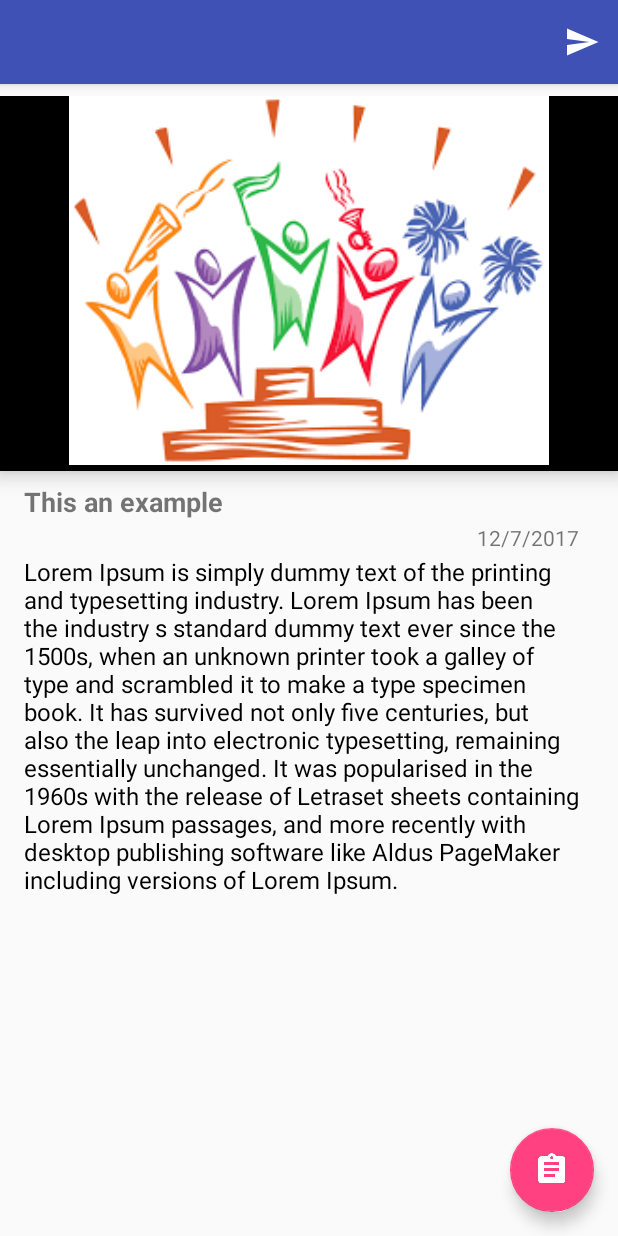
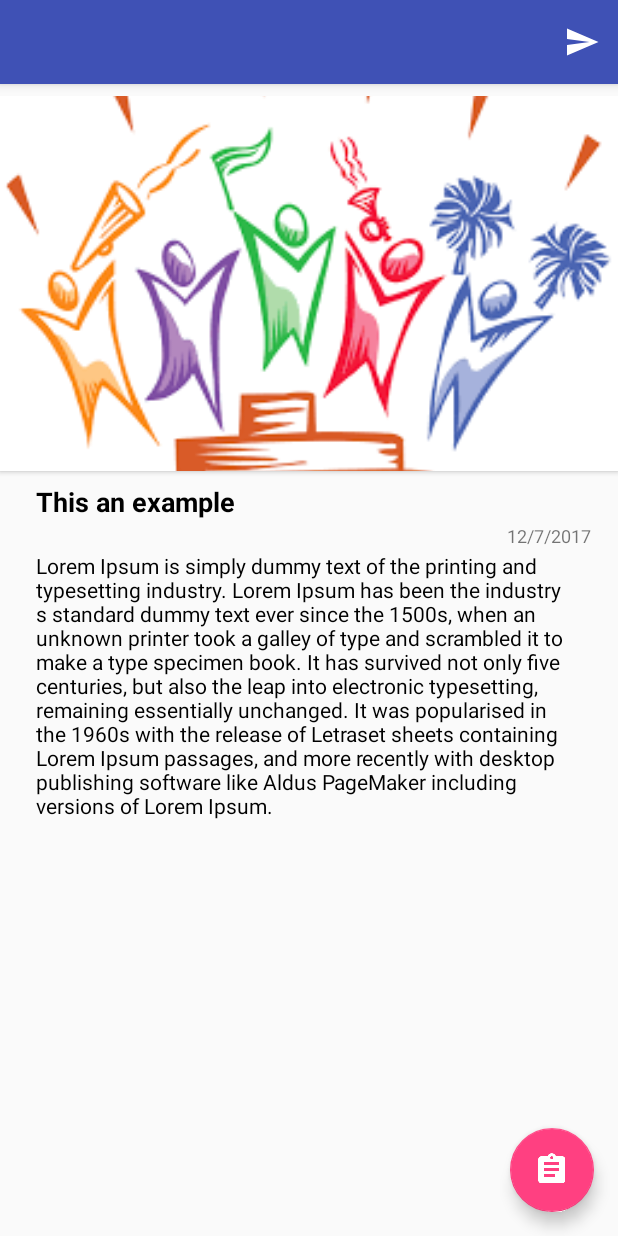
Before and after one commit to CSI-KJSCE/CSI-KJSCEOfficial, an Android app: the layout activity_event_details.xml on its own in the app's theme, with its tools: preview values and no code run, on a phone screen of 412 x 824 dp. Run offline under Robolectric (Android 15) with nearby library versions, the phone set to English and light mode, and no system bars.

Commit message:
Styles.xml defined

```diff
--- a/app/src/main/java/org/csikjsce/csi_kjsceofficial/FeedbackFragment.java
+++ b/app/src/main/java/org/csikjsce/csi_kjsceofficial/AboutUsFragment.java
@@ -19,7 +19,7 @@ import org.json.JSONObject;
 
 import java.util.ArrayList;
 
-public class FeedbackFragment extends Fragment {
+public class AboutUsFragment extends Fragment {
 
 
     private View view ;
@@ -27,6 +27,7 @@ public class FeedbackFragment extends Fragment {
     @Override
     public View onCreateView(LayoutInflater inflater, @Nullable ViewGroup container, @Nullable Bundle savedInstanceState) {
         view= inflater.inflate(R.layout.fragment_feedback, container, false);
+            ((MainActivity)getActivity()).setActionBarTitle("About Us");
         return view;
     }
 
--- a/app/src/main/java/org/csikjsce/csi_kjsceofficial/MainActivity.java
+++ b/app/src/main/java/org/csikjsce/csi_kjsceofficial/MainActivity.java
@@ -51,6 +51,9 @@ public class MainActivity extends AppCompatActivity
 
 
     }
+    public void setActionBarTitle(String st){
+        getSupportActionBar().setTitle(st);
+    }
     //The back press exit
     boolean doubleBackToExitPressedOnce=false;
     @Override
@@ -95,7 +98,7 @@ public class MainActivity extends AppCompatActivity
                 frag =new CouncilDetailsFragment();
                 break;
             case R.id.nav_feedback:
-                frag= new FeedbackFragment();
+                frag= new AboutUsFragment();
                 break;
         }
 
--- a/app/src/main/res/layout/activity_event_details.xml
+++ b/app/src/main/res/layout/activity_event_details.xml
@@ -18,6 +18,7 @@
             android:layout_width="match_parent"
             android:layout_height="?attr/actionBarSize"
             android:background="?attr/colorPrimary"
+            app:titleTextColor="#fff"
             app:popupTheme="@style/AppTheme.PopupOverlay"
             app:menu="@menu/activity_eventdetail_menu"
             />
--- a/app/src/main/res/layout/content_event_details.xml
+++ b/app/src/main/res/layout/content_event_details.xml
@@ -12,8 +12,6 @@
     <ScrollView
         android:layout_width="match_parent"
         android:layout_height="wrap_content"
-        tools:layout_editor_absoluteY="0dp"
-        tools:layout_editor_absoluteX="8dp"
         android:id="@+id/scrollView2">
 
         <LinearLayout
@@ -21,7 +19,6 @@
             android:layout_height="495dp"
             android:orientation="vertical"
             android:paddingBottom="4dp"
-
             app:layout_constraintLeft_toLeftOf="parent"
             app:layout_constraintTop_toTopOf="parent"
             android:layout_marginTop="8dp"
@@ -32,9 +29,9 @@
                 android:layout_width="match_parent"
                 android:layout_height="250dp"
                 android:background="#000"
-                android:elevation="8dp"
+                android:elevation="2dp"
                 android:paddingBottom="4dp"
-
+                android:scaleType="centerCrop"
                 android:src="@drawable/handover" />
             <LinearLayout
                 android:orientation="vertical"
@@ -43,32 +40,21 @@
                 >
                 <TextView
                     android:id="@+id/eventhead_textview"
-                    android:layout_width="match_parent"
-                    android:layout_height="wrap_content"
+                    style="@style/text_preview"
                     android:paddingTop="8dp"
                     android:text="This an example"
                     android:textSize="18dp"
                     android:textStyle="bold" />
-
                 <TextView
                     android:id="@+id/eventdate_textview"
-                    android:layout_width="match_parent"
-                    android:layout_height="wrap_content"
+                    style="@style/date_view"
                     android:gravity="right"
                     android:padding="2dp"
                     android:text="12/7/2017" />
-
                 <TextView
-
                     android:id="@+id/eventdetails_textview"
-                    android:layout_width="match_parent"
-                    android:layout_height="wrap_content"
-                    android:gravity="center_vertical"
-                    android:paddingBottom="24dp"
-                    android:text="@string/holdertext"
-                    android:textColor="#000000"
-                    android:textSize="@dimen/fab_margin" />
-
+                    style="@style/text_preview"
+                    android:text="@string/holdertext" />
 
             </LinearLayout>
 
--- a/app/src/main/res/layout/council_details_fragment.xml
+++ b/app/src/main/res/layout/council_details_fragment.xml
@@ -1,14 +1,17 @@
 <?xml version="1.0" encoding="utf-8"?>
 <LinearLayout xmlns:android="http://schemas.android.com/apk/res/android"
     xmlns:app="http://schemas.android.com/apk/res-auto"
+
     android:layout_width="match_parent"
     android:layout_height="match_parent">
+
 
 
     <android.support.v7.widget.RecyclerView
         android:id="@+id/council_members_listingsview"
         android:layout_width="match_parent"
-        android:layout_height="wrap_content">
+        android:layout_height="wrap_content"
+        >
 
         </android.support.v7.widget.RecyclerView>
 
--- a/app/src/main/res/layout/swiper_layout.xml
+++ b/app/src/main/res/layout/swiper_layout.xml
@@ -7,10 +7,9 @@
 
 
     <ImageView
-        android:layout_marginTop="16dp"
         android:id="@+id/swiper_imageview"
         android:layout_width="match_parent"
-        android:layout_height="wrap_content"
+        android:layout_height="260dp"
         android:adjustViewBounds="false"
         android:scaleType="center"
          />
--- a/app/src/main/res/layout/toolbar.xml
+++ b/app/src/main/res/layout/toolbar.xml
@@ -2,7 +2,8 @@
 
 <android.support.v7.widget.Toolbar android:id="@+id/toolbar"
     android:layout_width="match_parent"
-    android:elevation="12dp"
+    android:elevation="8dp"
+    app:titleTextColor="#fff"
     android:layout_height="?attr/actionBarSize"
     android:background="?attr/colorPrimary"
     app:popupTheme="@style/AppTheme.PopupOverlay"
--- a/app/src/main/res/values/styles.xml
+++ b/app/src/main/res/values/styles.xml
@@ -26,11 +26,8 @@
         <item name="android:layout_height">wrap_content</item>
         <item name="android:textSize">18dp</item>
         <item name="android:paddingTop">8dp</item>
-        <item name="android:paddingBottom">4dp</item>
         <item name="android:paddingLeft">8dp</item>
         <item name="android:paddingRight">8dp</item>
-        <item name="android:gravity">start|center_vertical</item>
-        <item name="android:textColor">?attr/android:textColor</item>
     </style>
     <!-- Text style for article author name -->
     <style name="article_author_name_text_appearance" parent="TextAppearance.AppCompat">
@@ -42,7 +39,11 @@
         <item name="android:paddingLeft">4dp</item>
         <item name="android:textSize">12dp</item>
     </style>
-
+    <style name="member_textview">
+        <item name="android:layout_height">wrap_content</item>
+        <item name="android:layout_width">wrap_content</item>
+        <item name="android:layout_marginTop">8dp</item>
+    </style>
     <style name="article_imageview_style" >
         <item name="android:layout_width">match_parent</item>
         <item name="android:layout_height">wrap_content</item>
@@ -50,12 +51,31 @@
     </style>
 
     <style name="text_preview">
-        <item name="android:paddingRight">24dp</item>
-
-        <item name="android:paddingLeft">16dp</item>
+        <item name="android:paddingRight">16dp</item>
+        <item name="android:paddingLeft">12dp</item>
         <item name="android:layout_width">match_parent</item>
         <item name="android:layout_height">wrap_content</item>
+        <item name="android:spacing">12dp</item>
+        <item name="android:textSize">14dp</item>
+        <item name="android:textColor">#000</item>
+    </style>
+
+
+    <style name="progressbar_view" parent="Widget.AppCompat.ProgressBar.Horizontal">
+        <item name="android:layout_height">8dp</item>
+        <item name="android:layout_width">match_parent</item>
+        <item name="android:background">@android:color/transparent</item>
+        <item name="android:layout_marginTop">-3dp</item>
+        <item name="android:progress">20</item>
+        <item name="android:layout_gravity">top</item>
+        <item name="android:progressDrawable">@drawable/custom_progressbar</item>
 
     </style>
 
+    <style name="date_view">
+        <item name="android:layout_height">wrap_content</item>
+        <item name="android:layout_width">match_parent</item>
+        <item name="android:textSize">12dp</item>
+    </style>
+
 </resources>
```
Also changed, not shown: app/src/main/java/org/csikjsce/csi_kjsceofficial/CouncilDetailsFragment.java (+8 -0 lines), app/src/main/java/org/csikjsce/csi_kjsceofficial/HomeFragment.java (+8 -2 lines), app/src/main/res/drawable/shape.xml (added, +10 -0 lines), app/src/main/res/layout/activity_feedback_webview.xml (+1 -8 lines), app/src/main/res/layout/activity_register_webview.xml (+1 -8 lines), app/src/main/res/layout/council_member_listitem.xml (+12 -15 lines), app/src/main/res/layout/event_cardlayout.xml (+4 -8 lines), app/src/main/res/layout/fragment_feedback.xml (+2 -5 lines), app/src/main/res/layout/home_fragment.xml (+3 -10 lines), 30 other files.
